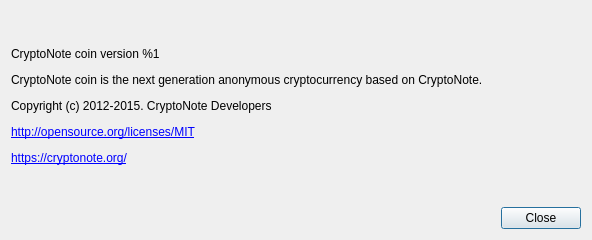
Before: the Qt Designer form src/gui/ui/aboutdialog.ui in cryptonotefoundation/cryptonotewallet, drawn with Qt 5.
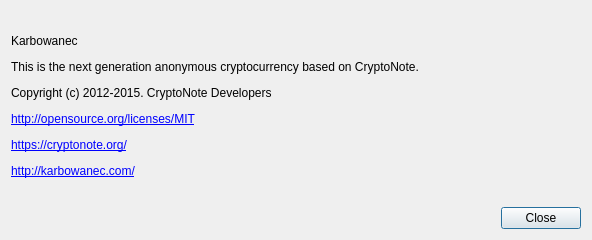
After: the same form once the commit is applied.

```diff
--- a/src/gui/ui/aboutdialog.ui
+++ b/src/gui/ui/aboutdialog.ui
@@ -41,7 +41,7 @@
       </sizepolicy>
      </property>
      <property name="text">
-      <string>&lt;html&gt;&lt;head/&gt;&lt;body&gt;&lt;p&gt;CryptoNote coin version %1&lt;/p&gt;&lt;p&gt;CryptoNote coin is the next generation anonymous cryptocurrency based on CryptoNote.&lt;/p&gt;&lt;p&gt;Copyright (c) 2012-2015. CryptoNote Developers&lt;/p&gt;&lt;p&gt;&lt;a href=&quot;http://opensource.org/licenses/MIT&quot;&gt;&lt;span style=&quot; text-decoration: underline; color:#0000ff;&quot;&gt;http://opensource.org/licenses/MIT&lt;/span&gt;&lt;/a&gt;&lt;/p&gt;&lt;p&gt;&lt;a href=&quot;https://cryptonote.org/&quot;&gt;&lt;span style=&quot; text-decoration: underline; color:#0000ff;&quot;&gt;https://cryptonote.org/&lt;/span&gt;&lt;/a&gt;&lt;/p&gt;&lt;/body&gt;&lt;/html&gt;</string>
+      <string>&lt;html&gt;&lt;head/&gt;&lt;body&gt;&lt;p&gt;Karbowanec&lt;/p&gt;&lt;p&gt;This is the next generation anonymous cryptocurrency based on CryptoNote.&lt;/p&gt;&lt;p&gt;Copyright (c) 2012-2015. CryptoNote Developers&lt;/p&gt;&lt;p&gt;&lt;a href=&quot;http://opensource.org/licenses/MIT&quot;&gt;&lt;span style=&quot; text-decoration: underline; color:#0000ff;&quot;&gt;http://opensource.org/licenses/MIT&lt;/span&gt;&lt;/a&gt;&lt;/p&gt;&lt;p&gt;&lt;a href=&quot;https://cryptonote.org/&quot;&gt;&lt;span style=&quot; text-decoration: underline; color:#0000ff;&quot;&gt;https://cryptonote.org/&lt;/span&gt;&lt;/a&gt;&lt;/p&gt;&lt;p&gt;&lt;a href=&quot;https://cryptonote.org/&quot;&gt;&lt;span style=&quot; text-decoration: underline; color:#0000ff;&quot;&gt;http://karbowanec.com/&lt;/span&gt;&lt;/a&gt;&lt;/p&gt;&lt;/body&gt;&lt;/html&gt;</string>
      </property>
      <property name="textFormat">
       <enum>Qt::RichText</enum>
```
